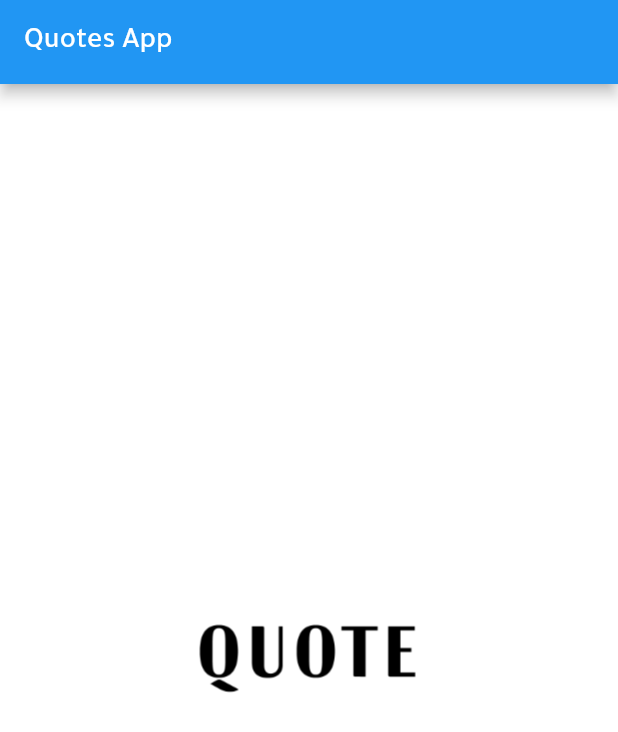
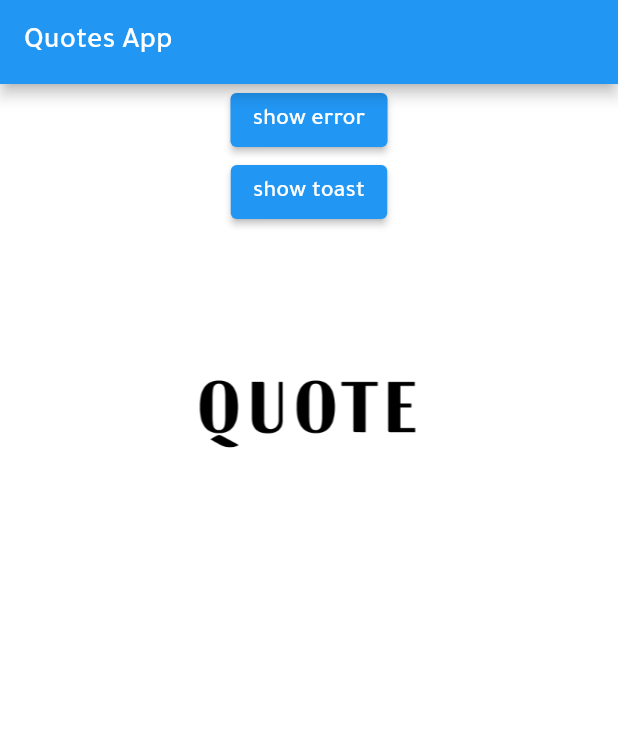
Before and after one commit to OsamaAlmamri/flutter_clean_architecture, a Flutter app: the screen it shows after launch, on a phone screen of 412 x 824 dp. Shown: the top 732 px of the screen. Run offline on Flutter 3.47's test engine with Material 2 defaults, Android fonts, the phone set to English and light mode, and no system bars; our stand-ins replace fluttertoast.

Commit message:
constant alert and toast

```diff
--- a/lib/features/random_quote/presentation/screens/quote_screen.dart
+++ b/lib/features/random_quote/presentation/screens/quote_screen.dart
@@ -1,5 +1,6 @@
 import 'package:clean_architecture/core/utils/app_strings.dart';
 import 'package:clean_architecture/core/utils/assets_manager.dart';
+import 'package:clean_architecture/core/utils/constants.dart';
 import 'package:flutter/material.dart';
 
 class QuoteScreen extends StatelessWidget {
@@ -12,7 +13,13 @@ class QuoteScreen extends StatelessWidget {
         title: const Text("${AppString.appName}"),
       ),
       body:  Center(
-        child: Image.asset(ImgAssets.quote),
+        child: Column(
+          children: [
+            ElevatedButton(onPressed:()=> Constants.showErrorDialog(context: context, msg: "error"), child: Text("show error")),
+            ElevatedButton(onPressed:()=> Constants.showToast( msg: "error"), child: Text("show toast")),
+            Image.asset(ImgAssets.quote),
+          ],
+        ),
       ),
     );
   }
--- a/pubspec.yaml
+++ b/pubspec.yaml
@@ -36,6 +36,7 @@ dependencies:
   # The following adds the Cupertino Icons font to your application.
   # Use with the CupertinoIcons class for iOS style icons.
   cupertino_icons: ^1.0.2
+  fluttertoast: ^8.1.2
 
 dev_dependencies:
   flutter_test:
```
Also changed, not shown: lib/core/utils/constants.dart (added, +39 -0 lines), pubspec.lock.
